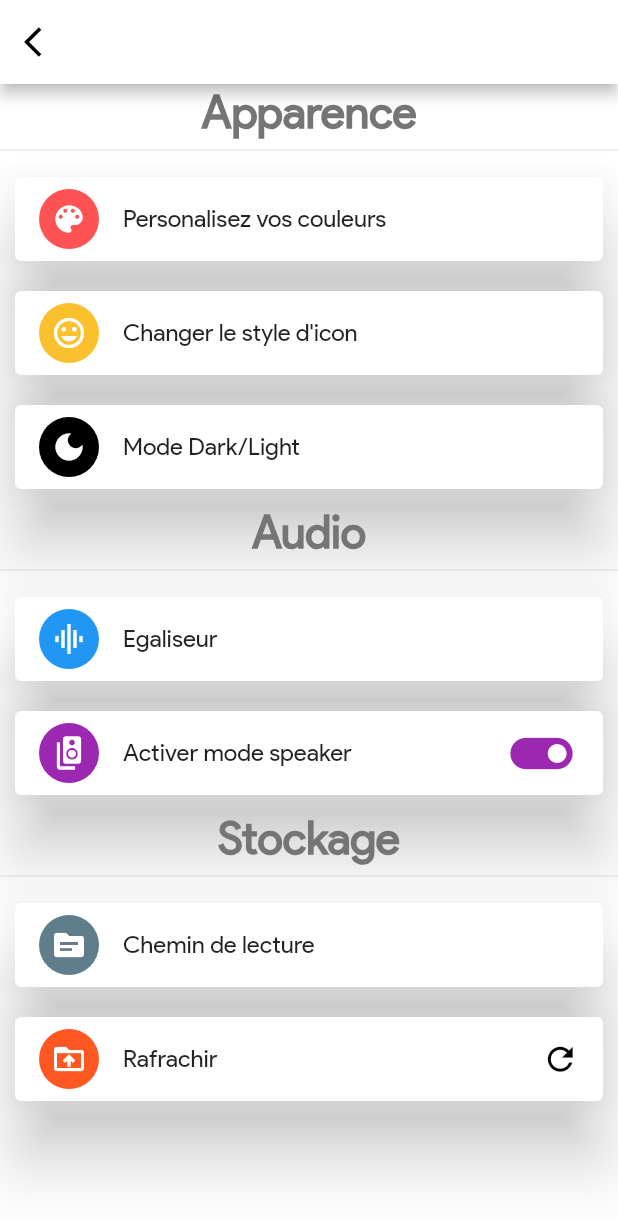
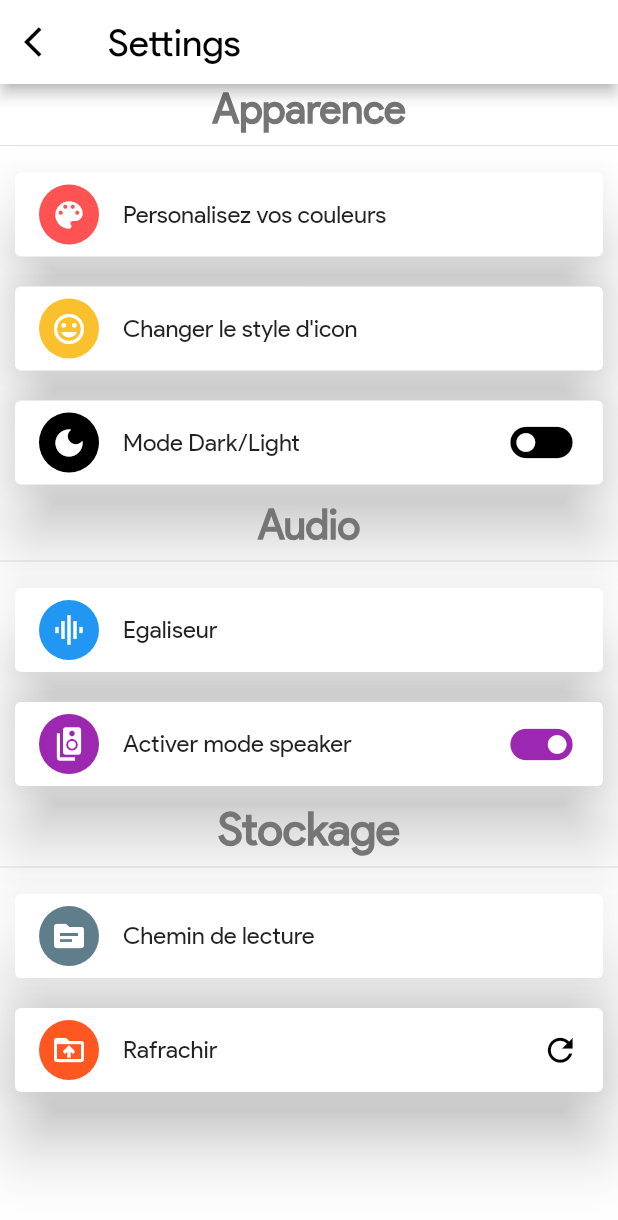
Before and after one commit to c3k4ah/mozika, a Flutter app: the Parametrage screen opened by its route, on a phone screen of 412 x 824 dp. Shown: the top 1220 px of the screen. Run offline on Flutter 3.47's test engine with Material 2 defaults, Android fonts, the phone set to English and light mode, and no system bars; our stand-ins replace get, shimmer, sleek_circular_slider.

Commit message:
efa ho vita

```diff
--- a/lib/views/settings_page.dart
+++ b/lib/views/settings_page.dart
@@ -19,6 +19,8 @@ class _ParametrageState extends State<Parametrage> {
       backgroundColor: Colors.white,
       appBar: AppBar(
         backgroundColor: currentColor,
+        title: Text("Settings",
+            style: TextStyle(color: Colors.black, fontSize: 25)),
         leading: IconButton(
           onPressed: () {
             Get.back();
@@ -34,7 +36,7 @@ class _ParametrageState extends State<Parametrage> {
                 style: TextStyle(
                   color: Colors.grey.shade600,
                   fontWeight: FontWeight.bold,
-                  fontSize: 30,
+                  fontSize: 27,
                 )),
             Divider(),
             InkWell(
@@ -91,6 +93,11 @@ class _ParametrageState extends State<Parametrage> {
                     ),
                   ),
                   title: Text("Mode Dark/Light"),
+                  trailing: Icon(
+                    Icons.toggle_off,
+                    color: Colors.black,
+                    size: 50,
+                  ),
                 ),
               ),
             ),
@@ -98,7 +105,7 @@ class _ParametrageState extends State<Parametrage> {
                 style: TextStyle(
                   color: Colors.grey.shade600,
                   fontWeight: FontWeight.bold,
-                  fontSize: 30,
+                  fontSize: 27,
                 )),
             Divider(),
             SizedBox(
@@ -142,7 +149,7 @@ class _ParametrageState extends State<Parametrage> {
             SizedBox(
               child: Card(
                 margin: EdgeInsets.all(10),
-                elevation: 20,
+                elevation: 27,
                 child: ListTile(
                   leading: CircleAvatar(
                     backgroundColor: Colors.blueGrey,
```
Also changed, not shown: lib/views/Models/colors.dart (added).
